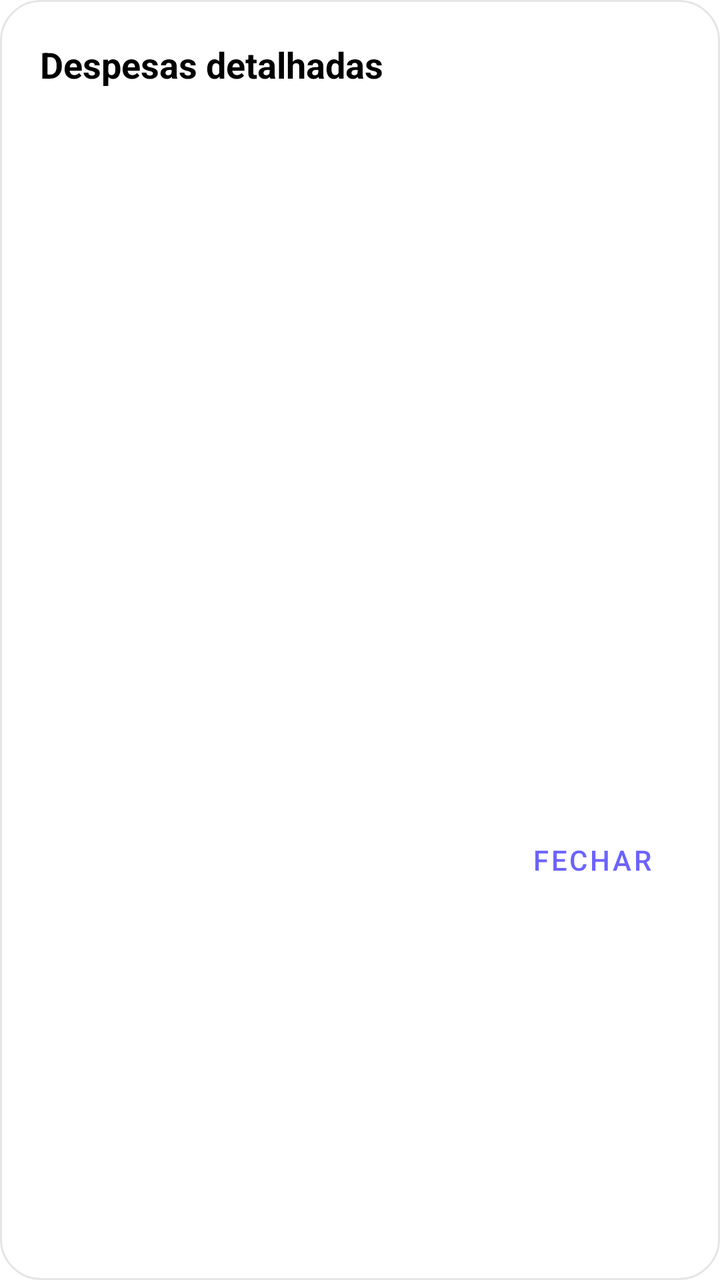
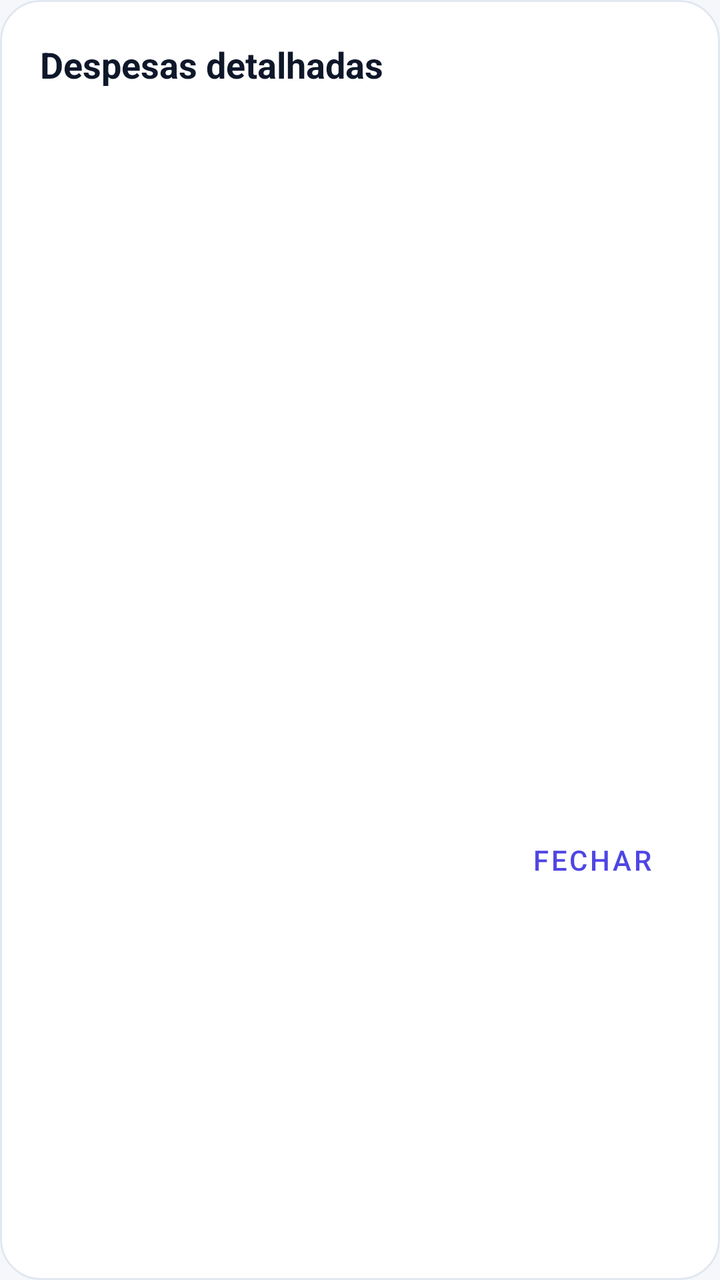

Compare the two renders of this Android layout. The source of the first and the diff that turns it into the second are given below.
<!-- AndroidManifest.xml: application theme Theme.Appfinanceiro -->
<!-- res/layout/dialog_report_expenses.xml -->
<?xml version="1.0" encoding="utf-8"?>
<LinearLayout xmlns:android="http://schemas.android.com/apk/res/android"
    android:layout_width="match_parent"
    android:layout_height="wrap_content"
    android:background="@drawable/bg_dialog"
    android:orientation="vertical"
    android:padding="20dp">

    <TextView
        android:layout_width="match_parent"
        android:layout_height="wrap_content"
        android:text="@string/reports_expenses_dialog_title"
        android:textColor="@android:color/black"
        android:textSize="18sp"
        android:textStyle="bold" />

    <TextView
        android:id="@+id/reportExpensesSubtitleTextView"
        android:layout_width="match_parent"
        android:layout_height="wrap_content"
        android:layout_marginTop="4dp"
        android:textColor="@android:color/darker_gray"
        android:textSize="13sp" />

    <androidx.recyclerview.widget.RecyclerView
        android:id="@+id/reportExpensesRecyclerView"
        android:layout_width="match_parent"
        android:layout_height="320dp"
        android:layout_marginTop="12dp"
        android:clipToPadding="false" />

    <com.google.android.material.button.MaterialButton
        android:id="@+id/closeReportExpensesButton"
        style="@style/Widget.MaterialComponents.Button.TextButton"
        android:layout_width="wrap_content"
        android:layout_height="wrap_content"
        android:layout_gravity="end"
        android:layout_marginTop="8dp"
        android:text="@string/reports_close" />
</LinearLayout>
<!-- resources referenced by this layout -->
<resources>
  <!-- drawable bg_dialog (drawable) -->
  <?xml version="1.0" encoding="utf-8"?>
  <shape xmlns:android="http://schemas.android.com/apk/res/android"
      android:shape="rectangle">
      <solid android:color="@android:color/white" />
      <corners android:radius="20dp" />
      <stroke
          android:width="1dp"
          android:color="#1A000000" />
  </shape>
  <string name="reports_close">Fechar</string>
  <string name="reports_expenses_dialog_title">Despesas detalhadas</string>
  <style name="Theme.Appfinanceiro" parent="Theme.Material3.Light.NoActionBar">
          
          <item name="colorPrimary">@color/primary_purple</item>
          <item name="colorOnPrimary">@color/glass_white</item>
          <item name="colorPrimaryContainer">@color/glass_white_translucent</item>
          <item name="colorOnPrimaryContainer">@android:color/black</item>
  
          
          <item name="colorSecondary">@color/primary_blue</item>
          <item name="colorOnSecondary">@color/glass_white</item>
          <item name="colorSecondaryContainer">@color/glass_white_translucent</item>
          <item name="colorOnSecondaryContainer">@android:color/black</item>
  
          
          <item name="colorSurface">@color/glass_white_translucent</item>
          <item name="colorOnSurface">@android:color/black</item>
          <item name="colorSurfaceVariant">@color/glass_white_translucent</item>
          <item name="colorOnSurfaceVariant">@android:color/black</item>
  
          
          <item name="android:windowBackground">@android:color/transparent</item>
          <item name="android:colorBackground">@android:color/white</item>
  
          
          <item name="colorError">@android:color/holo_red_dark</item>
          <item name="colorOnError">@color/glass_white</item>
  
          
          <item name="colorOutline">@color/glass_white_translucent</item>
  
          
          <item name="android:statusBarColor">@android:color/transparent</item>
          <item name="android:windowLightStatusBar">true</item>
  
          
          <item name="android:navigationBarColor">@android:color/white</item>
          <item name="android:windowLightNavigationBar">true</item>
      </style>
  <color name="primary_purple">#6C63FF</color>
  <color name="glass_white">#FFFFFF</color>
  <color name="glass_white_translucent">#80FFFFFF</color>
  <color name="primary_blue">#3A8DFF</color>
</resources>

<!-- the commit's change to res/layout/dialog_report_expenses.xml (unified diff, before → after) -->
@@ -10,7 +10,7 @@
         android:layout_width="match_parent"
         android:layout_height="wrap_content"
         android:text="@string/reports_expenses_dialog_title"
-        android:textColor="@android:color/black"
+        android:textColor="?attr/colorOnSurface"
         android:textSize="18sp"
         android:textStyle="bold" />
 
@@ -19,7 +19,7 @@
         android:layout_width="match_parent"
         android:layout_height="wrap_content"
         android:layout_marginTop="4dp"
-        android:textColor="@android:color/darker_gray"
+        android:textColor="?attr/colorOnSurfaceVariant"
         android:textSize="13sp" />
 
     <androidx.recyclerview.widget.RecyclerView
<!-- resource entries referenced after the edit -->
@@ -4,55 +4,74 @@
   <?xml version="1.0" encoding="utf-8"?>
   <shape xmlns:android="http://schemas.android.com/apk/res/android"
       android:shape="rectangle">
-      <solid android:color="@android:color/white" />
+      <solid android:color="?attr/colorSurface" />
       <corners android:radius="20dp" />
       <stroke
           android:width="1dp"
-          android:color="#1A000000" />
+          android:color="?attr/colorOutline" />
   </shape>
   <string name="reports_close">Fechar</string>
   <string name="reports_expenses_dialog_title">Despesas detalhadas</string>
-  <style name="Theme.Appfinanceiro" parent="Theme.Material3.Light.NoActionBar">
+  <style name="Theme.Appfinanceiro" parent="Theme.Appfinanceiro.Base">
+          <item name="android:windowLightStatusBar">true</item>
+          <item name="android:windowLightNavigationBar">true</item>
+      </style>
+  <style name="Theme.Appfinanceiro.Base" parent="Theme.Material3.DayNight.NoActionBar">
           
-          <item name="colorPrimary">@color/primary_purple</item>
-          <item name="colorOnPrimary">@color/glass_white</item>
-          <item name="colorPrimaryContainer">@color/glass_white_translucent</item>
-          <item name="colorOnPrimaryContainer">@android:color/black</item>
+          <item name="colorPrimary">@color/brand_primary</item>
+          <item name="colorOnPrimary">@color/on_brand</item>
+          <item name="colorPrimaryContainer">@color/surface_variant</item>
+          <item name="colorOnPrimaryContainer">@color/on_surface</item>
   
           
-          <item name="colorSecondary">@color/primary_blue</item>
-          <item name="colorOnSecondary">@color/glass_white</item>
-          <item name="colorSecondaryContainer">@color/glass_white_translucent</item>
-          <item name="colorOnSecondaryContainer">@android:color/black</item>
+          <item name="colorSecondary">@color/brand_secondary</item>
+          <item name="colorOnSecondary">@color/on_brand</item>
+          <item name="colorSecondaryContainer">@color/surface_variant</item>
+          <item name="colorOnSecondaryContainer">@color/on_surface</item>
   
           
-          <item name="colorSurface">@color/glass_white_translucent</item>
-          <item name="colorOnSurface">@android:color/black</item>
-          <item name="colorSurfaceVariant">@color/glass_white_translucent</item>
-          <item name="colorOnSurfaceVariant">@android:color/black</item>
+          <item name="colorTertiary">@color/cta_primary</item>
+          <item name="colorOnTertiary">@color/on_cta</item>
   
           
-          <item name="android:windowBackground">@android:color/transparent</item>
-          <item name="android:colorBackground">@android:color/white</item>
+          <item name="colorSurface">@color/surface</item>
+          <item name="colorOnSurface">@color/on_surface</item>
+          <item name="colorSurfaceVariant">@color/surface_variant</item>
+          <item name="colorOnSurfaceVariant">@color/on_surface_variant</item>
+          <item name="colorSurfaceContainer">@color/surface_variant</item>
+          <item name="colorSurfaceContainerHigh">@color/surface_elevated</item>
   
           
-          <item name="colorError">@android:color/holo_red_dark</item>
-          <item name="colorOnError">@color/glass_white</item>
+          <item name="android:windowBackground">@color/background</item>
+          <item name="android:colorBackground">@color/background</item>
+          <item name="colorOnBackground">@color/on_background</item>
   
           
-          <item name="colorOutline">@color/glass_white_translucent</item>
+          <item name="colorError">@color/error</item>
+          <item name="colorOnError">@color/on_error</item>
+  
+          
+          <item name="colorOutline">@color/outline</item>
+          <item name="colorOutlineVariant">@color/outline</item>
   
           
           <item name="android:statusBarColor">@android:color/transparent</item>
-          <item name="android:windowLightStatusBar">true</item>
-  
-          
-          <item name="android:navigationBarColor">@android:color/white</item>
-          <item name="android:windowLightNavigationBar">true</item>
+          <item name="android:navigationBarColor">@color/surface</item>
       </style>
-  <color name="primary_purple">#6C63FF</color>
-  <color name="glass_white">#FFFFFF</color>
-  <color name="glass_white_translucent">#80FFFFFF</color>
-  <color name="primary_blue">#3A8DFF</color>
+  <color name="brand_primary">#FF4F46E5</color>
+  <color name="on_brand">#FFFFFFFF</color>
+  <color name="surface_variant">#FFEEF1F8</color>
+  <color name="on_surface">#FF0F172A</color>
+  <color name="brand_secondary">#FF0EA5E9</color>
+  <color name="cta_primary">#FF047857</color>
+  <color name="on_cta">#FFFFFFFF</color>
+  <color name="surface">#FFFFFFFF</color>
+  <color name="on_surface_variant">#FF64748B</color>
+  <color name="surface_elevated">#FFFFFFFF</color>
+  <color name="background">#FFF6F7FB</color>
+  <color name="on_background">#FF0F172A</color>
+  <color name="error">#FFDC2626</color>
+  <color name="on_error">#FFFFFFFF</color>
+  <color name="outline">#FFE2E8F0</color>
 </resources>
 
